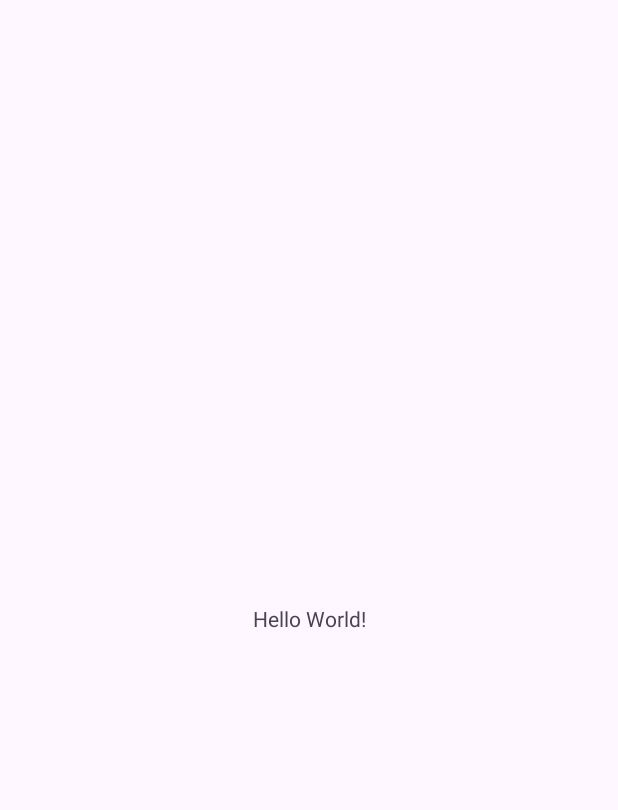
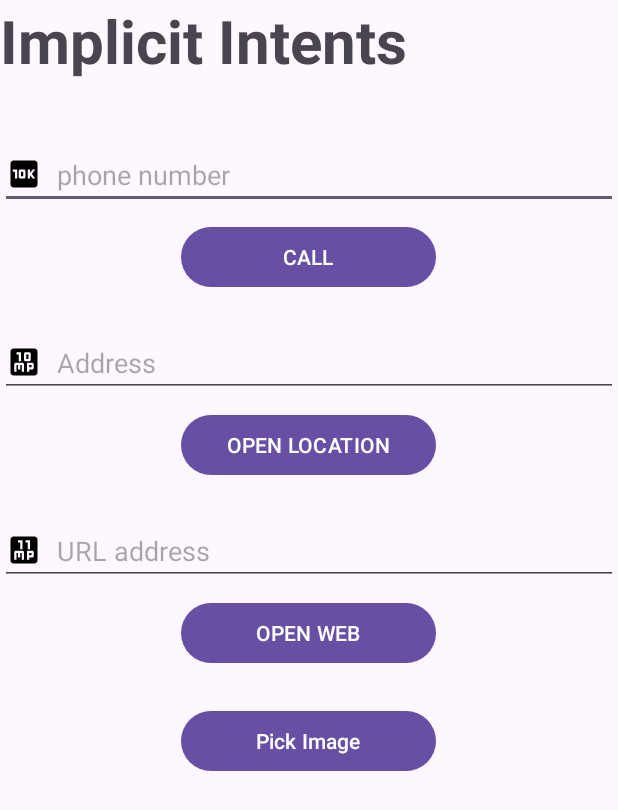
Before and after one commit to kzeen/mobile-week4, an Android app: the screen it shows after launch (MainActivity), on a phone screen of 412 x 824 dp. Before the commit the part shown is almost empty. Shown: the top 810 px of the screen. Run offline under Robolectric (Android 15) with nearby library versions, the phone set to English and light mode, and no system bars.

Commit message:
Complete layout

```diff
--- /dev/null
+++ b/app/src/main/res/drawable/browse_icon.xml
@@ -0,0 +1,5 @@
+<vector xmlns:android="http://schemas.android.com/apk/res/android" android:height="24dp" android:tint="#000000" android:viewportHeight="24" android:viewportWidth="24" android:width="24dp">
+
+    <path android:fillColor="@android:color/white" android:pathData="M19,3L5,3c-1.1,0 -2,0.9 -2,2v14c0,1.1 0.9,2 2,2h14c1.1,0 2,-0.9 2,-2L21,5c0,-1.1 -0.9,-2 -2,-2zM12,18.5h-1.5L10.5,14h-1v3L8,17v-3L7,14v4.5L5.5,18.5v-5c0,-0.55 0.45,-1 1,-1L11,12.5c0.55,0 1,0.45 1,1v5zM15.5,18.5L14,18.5v-6h3.5c0.55,0 1,0.45 1,1L18.5,16c0,0.55 -0.45,1 -1,1h-2v1.5zM11,5.5v6L9.5,11.5L9.5,7L8,7L8,5.5h3zM16,5.5v6h-1.5L14.5,7L13,7L13,5.5h3zM15.5,14L17,14v1.5h-1.5z"/>
+
+</vector>
--- /dev/null
+++ b/app/src/main/res/drawable/call_icon.xml
@@ -0,0 +1,5 @@
+<vector xmlns:android="http://schemas.android.com/apk/res/android" android:height="24dp" android:tint="#000000" android:viewportHeight="24" android:viewportWidth="24" android:width="24dp">
+
+    <path android:fillColor="@android:color/white" android:pathData="M10,10.5h1.5v3L10,13.5zM19,3L5,3c-1.1,0 -2,0.9 -2,2v14c0,1.1 0.9,2 2,2h14c1.1,0 2,-0.9 2,-2L21,5c0,-1.1 -0.9,-2 -2,-2zM7.5,15L6,15v-4.5L4.5,10.5L4.5,9h3v6zM13,14c0,0.55 -0.45,1 -1,1L9.5,15c-0.55,0 -1,-0.45 -1,-1v-4c0,-0.55 0.45,-1 1,-1L12,9c0.55,0 1,0.45 1,1v4zM19.5,15h-1.75L16,12.75L16,15h-1.5L14.5,9L16,9v2.25L17.75,9h1.75l-2.25,3 2.25,3z"/>
+
+</vector>
--- /dev/null
+++ b/app/src/main/res/drawable/location_icon.xml
@@ -0,0 +1,5 @@
+<vector xmlns:android="http://schemas.android.com/apk/res/android" android:height="24dp" android:tint="#000000" android:viewportHeight="24" android:viewportWidth="24" android:width="24dp">
+
+    <path android:fillColor="@android:color/white" android:pathData="M13.5,7L15,7v3h-1.5zM19,3L5,3c-1.1,0 -2,0.9 -2,2v14c0,1.1 0.9,2 2,2h14c1.1,0 2,-0.9 2,-2L21,5c0,-1.1 -0.9,-2 -2,-2zM12,18.5h-1.5L10.5,14h-1v3L8,17v-3L7,14v4.5L5.5,18.5v-5c0,-0.55 0.45,-1 1,-1L11,12.5c0.55,0 1,0.45 1,1v5zM15.5,18.5L14,18.5v-6h3.5c0.55,0 1,0.45 1,1L18.5,16c0,0.55 -0.45,1 -1,1h-2v1.5zM10,5.5v6L8.5,11.5L8.5,7L7,7L7,5.5h3zM16.5,10.5c0,0.55 -0.45,1 -1,1L13,11.5c-0.55,0 -1,-0.45 -1,-1v-4c0,-0.55 0.45,-1 1,-1h2.5c0.55,0 1,0.45 1,1v4zM15.5,14L17,14v1.5h-1.5z"/>
+
+</vector>
--- a/app/src/main/res/layout/activity_main.xml
+++ b/app/src/main/res/layout/activity_main.xml
@@ -1,19 +1,91 @@
-<?xml version="1.0" encoding="utf-8"?>
-<androidx.constraintlayout.widget.ConstraintLayout xmlns:android="http://schemas.android.com/apk/res/android"
+<LinearLayout xmlns:android="http://schemas.android.com/apk/res/android"
     xmlns:app="http://schemas.android.com/apk/res-auto"
     xmlns:tools="http://schemas.android.com/tools"
     android:id="@+id/main"
     android:layout_width="match_parent"
     android:layout_height="match_parent"
+    android:orientation="vertical"
+    android:padding="16dp"
     tools:context=".MainActivity">
 
     <TextView
         android:layout_width="wrap_content"
         android:layout_height="wrap_content"
-        android:text="Hello World!"
-        app:layout_constraintBottom_toBottomOf="parent"
-        app:layout_constraintEnd_toEndOf="parent"
-        app:layout_constraintStart_toStartOf="parent"
-        app:layout_constraintTop_toTopOf="parent" />
+        android:paddingBottom="16dp"
+        android:text="@string/implicit_intents"
+        android:textSize="40sp"
+        android:textStyle="bold" />
+    <!--  Phone Input  -->
+    <EditText
+        android:id="@+id/et_phoneNumber"
+        android:layout_width="match_parent"
+        android:layout_height="wrap_content"
+        android:layout_marginTop="24dp"
+        android:drawableStart="@drawable/call_icon"
+        android:drawablePadding="10dp"
+        android:hint="@string/phone_number"
+        android:inputType="phone" />
 
-</androidx.constraintlayout.widget.ConstraintLayout>
+    <Button
+        android:id="@+id/bt_call"
+        android:layout_width="170dp"
+        android:layout_height="wrap_content"
+        android:layout_gravity="center"
+        android:layout_marginTop="8dp"
+        android:text="@string/call" />
+    <!--  Address Input  -->
+    <EditText
+        android:id="@+id/et_address"
+        android:layout_width="match_parent"
+        android:layout_height="wrap_content"
+        android:layout_marginTop="24dp"
+        android:drawableStart="@drawable/location_icon"
+        android:drawablePadding="10dp"
+        android:hint="@string/address" />
+
+    <Button
+        android:id="@+id/btn_location"
+        android:layout_width="170dp"
+        android:layout_height="wrap_content"
+        android:layout_gravity="center"
+        android:layout_marginTop="8dp"
+        android:text="@string/open_location" />
+    <!--  URL Input  -->
+    <EditText
+        android:id="@+id/et_url"
+        android:layout_width="match_parent"
+        android:layout_height="wrap_content"
+        android:layout_marginTop="24dp"
+        android:drawableStart="@drawable/browse_icon"
+        android:drawablePadding="10dp"
+        android:hint="@string/url_address"
+        android:inputType="textUri" />
+
+    <Button
+        android:id="@+id/btn_web"
+        android:layout_width="170dp"
+        android:layout_height="wrap_content"
+        android:layout_gravity="center"
+        android:layout_marginTop="8dp"
+        android:text="@string/open_web" />
+
+    <Button
+        android:id="@+id/btn_pick"
+        android:layout_width="170dp"
+        android:layout_height="wrap_content"
+        android:layout_gravity="center"
+        android:layout_marginTop="24dp"
+        android:text="@string/pick_image" />
+
+    <TextView
+        android:id="@+id/tv_pickurl"
+        android:layout_width="match_parent"
+        android:layout_height="wrap_content"
+        android:layout_marginTop="24dp" />
+
+    <ImageView
+        android:id="@+id/iv_pickedImage"
+        android:layout_width="wrap_content"
+        android:layout_height="wrap_content"
+        android:layout_gravity="center" />
+</LinearLayout>
--- a/app/src/main/res/values/strings.xml
+++ b/app/src/main/res/values/strings.xml
@@ -1,3 +1,11 @@
 <resources>
     <string name="app_name">Mobile Week 4</string>
+    <string name="implicit_intents">Implicit Intents</string>
+    <string name="phone_number">phone number</string>
+    <string name="call">CALL</string>
+    <string name="address">Address</string>
+    <string name="open_location">OPEN LOCATION</string>
+    <string name="url_address">URL address</string>
+    <string name="open_web">OPEN WEB</string>
+    <string name="pick_image">Pick Image</string>
 </resources>
```
